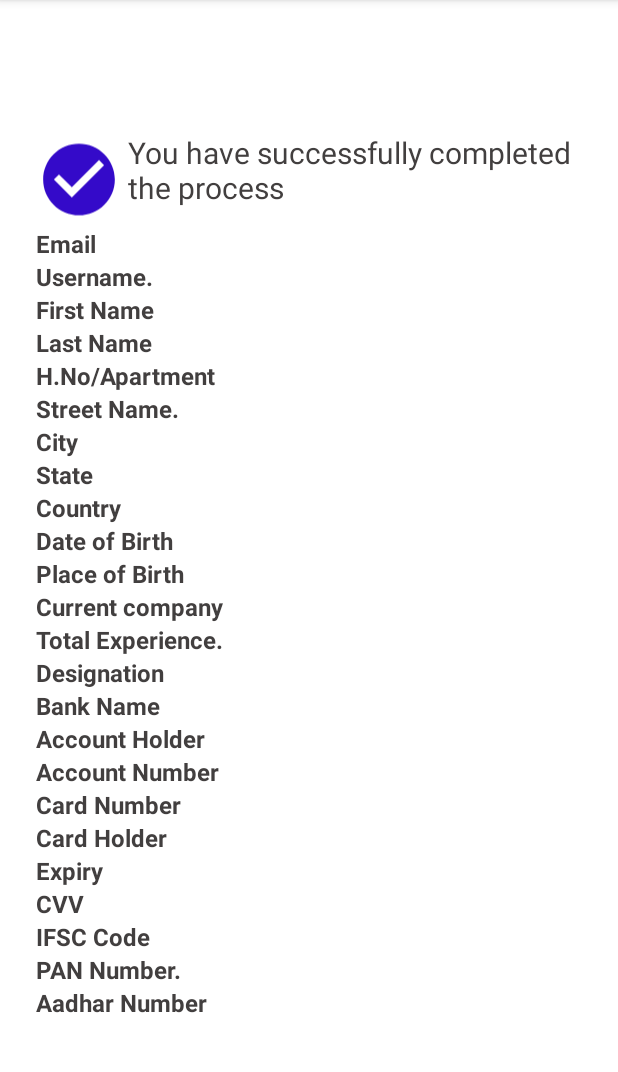
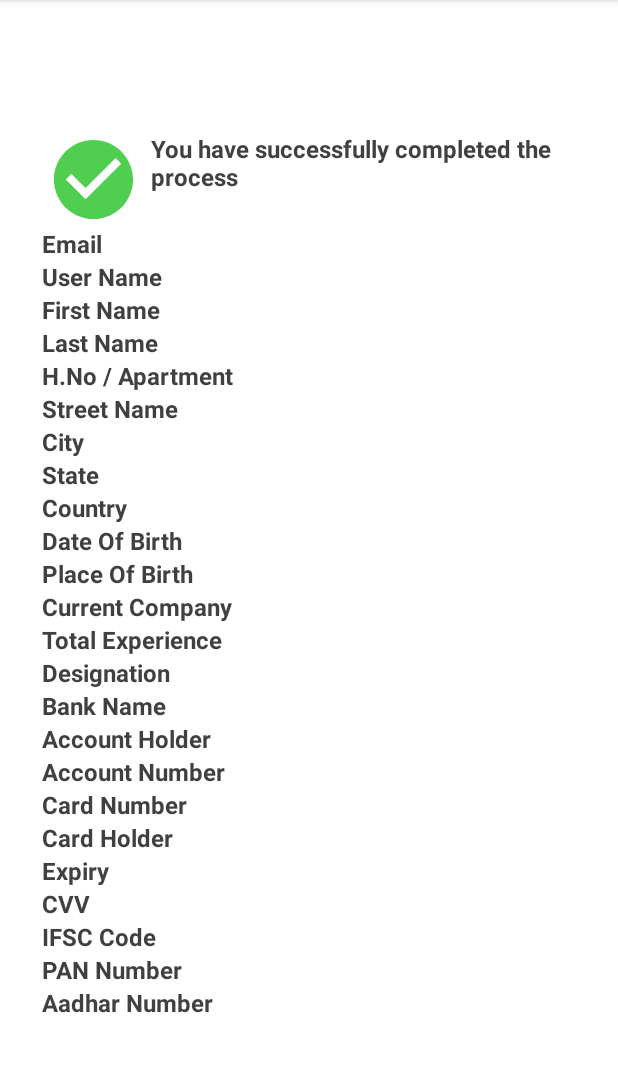
Before and after one commit to rajesh-pujari-improve10x/AndroidRegistration, an Android app: the SuccessActivity screen opened directly, with no data from a screen before it, on a phone screen of 412 x 824 dp, the part 84-1156 px from its top. Run offline under Robolectric (Android 15) with nearby library versions, the phone set to English and light mode, and no system bars.

Commit message:
All changes modified the Designing part

```diff
--- a/app/src/main/java/com/example/androidregistraton/SuccessActivity.java
+++ b/app/src/main/java/com/example/androidregistraton/SuccessActivity.java
@@ -5,9 +5,6 @@ import androidx.appcompat.app.AppCompatActivity;
 import android.content.Intent;
 import android.os.Bundle;
 import android.widget.TextView;
-import android.widget.Toast;
-
-import org.w3c.dom.Text;
 
 public class SuccessActivity extends AppCompatActivity {
 
@@ -60,10 +57,10 @@ public class SuccessActivity extends AppCompatActivity {
         placeOfBirthTxt.setText(placeOfBirth);
         TextView currentCompanyNameTxt = findViewById(R.id.current_company_name_txt);
         currentCompanyNameTxt.setText(currentCompany);
-        TextView totalExperienceTxt1 = findViewById(R.id.totalexperience_txt);
-        totalExperienceTxt1.setText(totalExperience);
-        TextView designation1Txt = findViewById(R.id.designation_txt1);
-        designation1Txt.setText(designation);
+        TextView totalExperienceTxtOne = findViewById(R.id.totalexperience_txt);
+        totalExperienceTxtOne.setText(totalExperience);
+        TextView designationOneTxt = findViewById(R.id.designation_one_txt);
+        designationOneTxt.setText(designation);
         TextView bankNameTxt1 = findViewById(R.id.bankname_txt);
         bankNameTxt1.setText(bankName);
         TextView accountHolderNameTxt1 = findViewById(R.id.accountholder_txt);
--- a/app/src/main/res/drawable/ic_baseline_check_circle_24.xml
+++ b/app/src/main/res/drawable/ic_baseline_check_circle_24.xml
@@ -1,4 +1,4 @@
-<vector android:height="24dp" android:tint="#340AC9"
+<vector android:height="24dp" android:tint="#50CE50"
     android:viewportHeight="24" android:viewportWidth="24"
     android:width="24dp" xmlns:android="http://schemas.android.com/apk/res/android">
     <path android:fillColor="@android:color/white" android:pathData="M12,2C6.48,2 2,6.48 2,12s4.48,10 10,10 10,-4.48 10,-10S17.52,2 12,2zM10,17l-5,-5 1.41,-1.41L10,14.17l7.59,-7.59L19,8l-9,9z"/>
--- a/app/src/main/res/layout/activity_signup.xml
+++ b/app/src/main/res/layout/activity_signup.xml
@@ -13,11 +13,11 @@
         android:layout_width="wrap_content"
         android:layout_height="wrap_content"
         android:layout_gravity="center_horizontal"
-        android:layout_marginBottom="12dp"
+        android:layout_marginBottom="16dp"
         android:text="Signup Info"
         android:textAllCaps="true"
         android:textColor="#151414"
-        android:textSize="20sp"
+        android:textSize="24sp"
         android:textStyle="bold" />
 
     <TextView
--- a/app/src/main/res/layout/activity_success.xml
+++ b/app/src/main/res/layout/activity_success.xml
@@ -6,7 +6,7 @@
     android:layout_height="match_parent"
     android:gravity="center"
     android:orientation="vertical"
-    android:padding="24dp"
+    android:padding="28dp"
     tools:context=".SuccessActivity">
 
     <LinearLayout
@@ -25,11 +25,13 @@
             android:id="@+id/textView13"
             android:layout_width="wrap_content"
             android:layout_height="62dp"
+            android:layout_gravity="center_horizontal"
             android:layout_marginLeft="4dp"
             android:layout_weight="1"
             android:text="You have successfully completed the process"
             android:textColor="#423F3F"
-            android:textSize="20sp" />
+            android:textSize="16sp"
+            android:textStyle="bold" />
     </LinearLayout>
 
     <LinearLayout
@@ -64,7 +66,7 @@
             android:layout_width="0dp"
             android:layout_height="wrap_content"
             android:layout_weight="1"
-            android:text="Username."
+            android:text="User Name"
             android:textColor="#423F3F"
             android:textSize="16sp"
             android:textStyle="bold" />
@@ -131,7 +133,7 @@
             android:layout_width="0dp"
             android:layout_height="wrap_content"
             android:layout_weight="1"
-            android:text="H.No/Apartment"
+            android:text="H.No / Apartment"
             android:textColor="#423F3F"
             android:textSize="16sp"
             android:textStyle="bold" />
@@ -153,7 +155,7 @@
             android:layout_width="0dp"
             android:layout_height="wrap_content"
             android:layout_weight="1"
-            android:text="Street Name."
+            android:text="Street Name"
             android:textColor="#423F3F"
             android:textSize="16sp"
             android:textStyle="bold" />
@@ -241,7 +243,7 @@
             android:layout_width="0dp"
             android:layout_height="wrap_content"
             android:layout_weight="1"
-            android:text="Date of Birth"
+            android:text="Date Of Birth"
             android:textColor="#423F3F"
             android:textSize="16sp"
             android:textStyle="bold" />
@@ -263,7 +265,7 @@
             android:layout_width="0dp"
             android:layout_height="wrap_content"
             android:layout_weight="1"
-            android:text="Place of Birth"
+            android:text="Place Of Birth"
             android:textColor="#423F3F"
             android:textSize="16sp"
             android:textStyle="bold" />
@@ -285,7 +287,7 @@
             android:layout_width="0dp"
             android:layout_height="wrap_content"
             android:layout_weight="1"
-            android:text="Current company"
+            android:text="Current Company"
             android:textColor="#423F3F"
             android:textSize="16sp"
             android:textStyle="bold" />
@@ -307,7 +309,7 @@
             android:layout_width="0dp"
             android:layout_height="wrap_content"
             android:layout_weight="1"
-            android:text="Total Experience."
+            android:text="Total Experience"
             android:textColor="#423F3F"
             android:textSize="16sp"
             android:textStyle="bold" />
@@ -335,7 +337,7 @@
             android:textStyle="bold" />
 
         <TextView
-            android:id="@+id/designation_txt1"
+            android:id="@+id/designation_one_txt"
             android:layout_width="0dp"
             android:layout_height="wrap_content"
             android:layout_weight="1" />
@@ -528,7 +530,7 @@
             android:layout_width="0dp"
             android:layout_height="wrap_content"
             android:layout_weight="1"
-            android:text="PAN Number."
+            android:text="PAN Number"
             android:textColor="#423F3F"
             android:textSize="16sp"
             android:textStyle="bold" />
```
Also changed, not shown: app/src/main/res/layout/activity_address.xml (+7 -6 lines), app/src/main/res/layout/activity_bank_account.xml (+7 -6 lines), app/src/main/res/layout/activity_birth_details.xml (+7 -5 lines), app/src/main/res/layout/activity_credit_card_details.xml (+9 -8 lines), app/src/main/res/layout/activity_identity.xml (+7 -6 lines), app/src/main/res/layout/activity_personal.xml (+6 -5 lines), app/src/main/res/layout/activity_professional.xml (+5 -5 lines).
